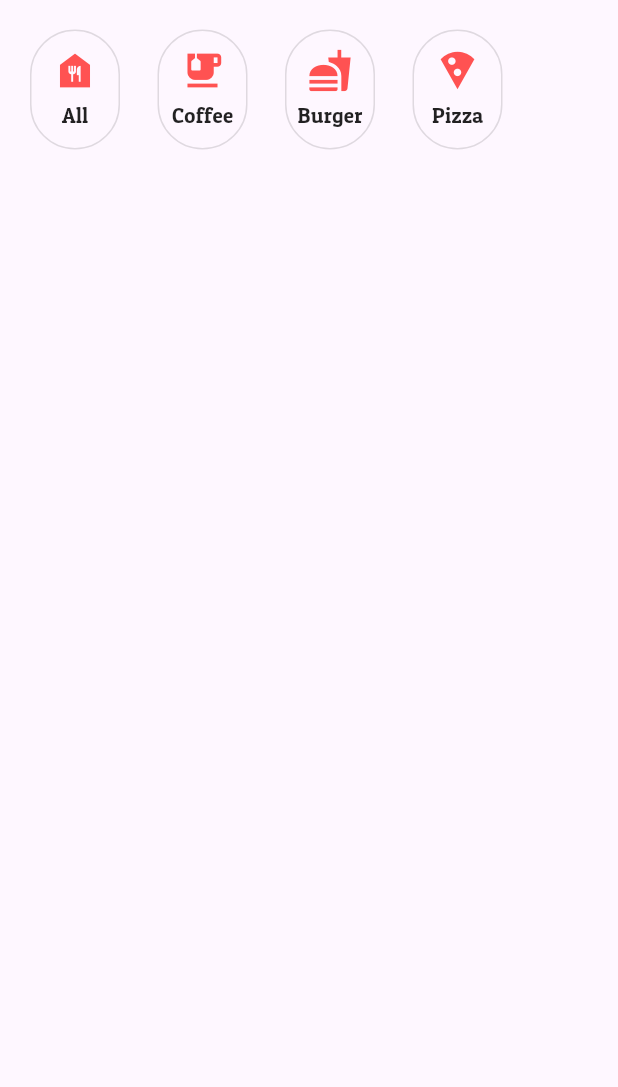
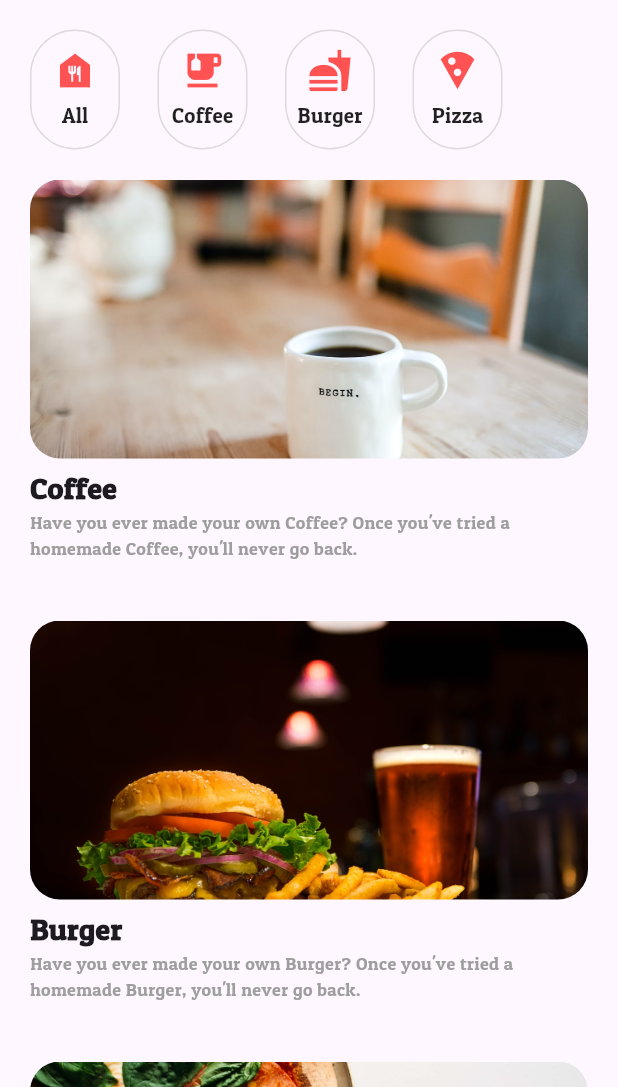
Before and after one commit to Gyudong-Kim/Recipe_App, a Flutter app: the screen it shows after launch, on a phone screen of 412 x 824 dp, the part 149-1236 px from its top. Run offline on Flutter 3.47's test engine with Material 3 defaults, Android fonts, the phone set to English and light mode, and no system bars.

Commit message:
[Feature] Implement Recipe List Item (#8)

```diff
--- /dev/null
+++ b/lib/components/recipe_list_item.dart
@@ -0,0 +1,49 @@
+import 'package:flutter/material.dart';
+
+class RecipeListItem extends StatelessWidget {
+  final String title;
+  final String image;
+
+  const RecipeListItem({
+    super.key,
+    required this.title,
+    required this.image,
+  });
+
+  @override
+  Widget build(BuildContext context) {
+    return Padding(
+      padding: const EdgeInsets.symmetric(vertical: 20),
+      child: Column(
+        crossAxisAlignment: CrossAxisAlignment.start,
+        children: [
+          AspectRatio(
+            aspectRatio: 2 / 1,
+            child: ClipRRect(
+              borderRadius: BorderRadius.circular(20),
+              child: Image.asset(
+                "assets/images/$image.jpeg",
+                fit: BoxFit.cover,
+              ),
+            ),
+          ),
+          const SizedBox(height: 5),
+          Text(
+            title,
+            style: const TextStyle(
+              fontSize: 20,
+              fontWeight: FontWeight.bold,
+            ),
+          ),
+          Text(
+            "Have you ever made your own $title? Once you've tried a homemade $title, you'll never go back.",
+            style: const TextStyle(
+              color: Colors.grey,
+              fontSize: 12,
+            ),
+          ),
+        ],
+      ),
+    );
+  }
+}
--- a/lib/pages/recipe_page.dart
+++ b/lib/pages/recipe_page.dart
@@ -1,5 +1,5 @@
-import 'package:flutter/cupertino.dart';
 import 'package:flutter/material.dart';
+import 'package:recipe_app/components/recipe_list_item.dart';
 import 'package:recipe_app/components/recipe_menu.dart';
 import 'package:recipe_app/components/recipe_title.dart';
 
@@ -10,13 +10,15 @@ class RecipePage extends StatelessWidget {
   Widget build(BuildContext context) {
     return Scaffold(
         appBar: _recipeAppBar(),
-        body: const Padding(
-          padding: EdgeInsets.symmetric(horizontal: 20),
-          child: Column(
-            crossAxisAlignment: CrossAxisAlignment.start,
-            children: [
+        body: Padding(
+          padding: const EdgeInsets.symmetric(horizontal: 20),
+          child: ListView(
+            children: const [
               RecipeTitle(),
               RecipeMenu(),
+              RecipeListItem(title: 'Coffee', image: 'coffee'),
+              RecipeListItem(title: 'Burger', image: 'burger'),
+              RecipeListItem(title: 'Pizza', image: 'pizza'),
             ],
           ),
         ));
```
